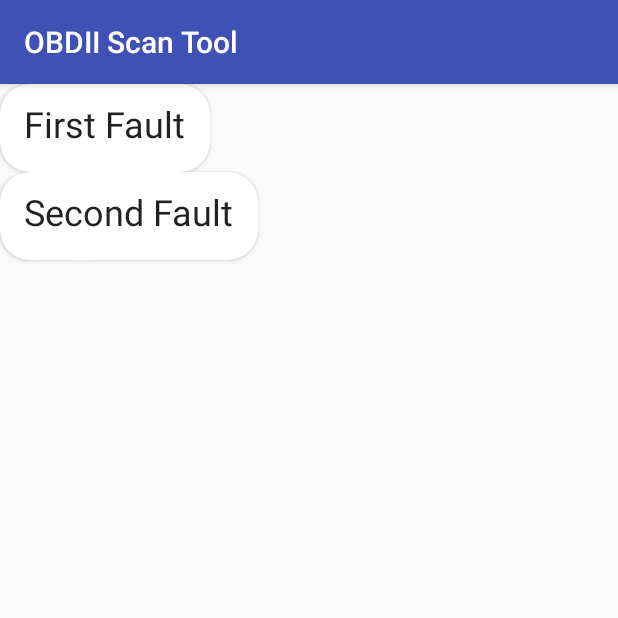
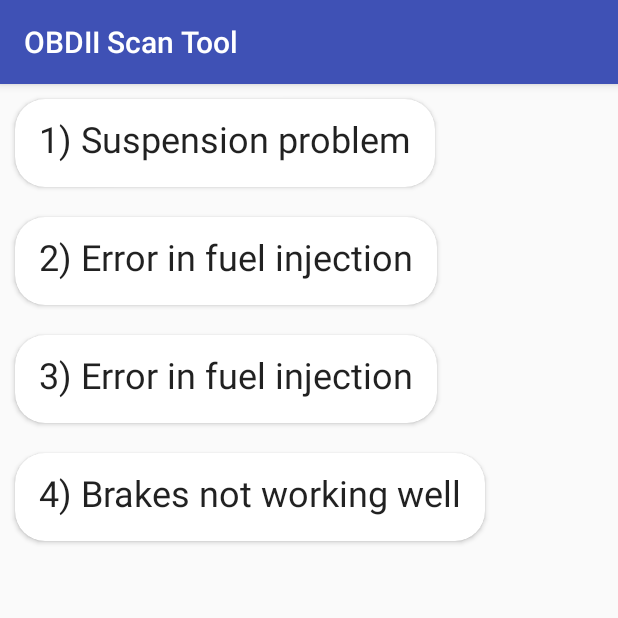
Before and after one commit to tarekMohamedIT/OBDIIScanTool, an Android app: the FaultCodes screen opened directly, with no data from a screen before it, on a phone screen of 412 x 824 dp, the top half of it. Run offline under Robolectric (Android 15) with nearby library versions, the phone set to English and light mode, and no system bars.

Commit message:
first commit

```diff
--- a/app/build.gradle
+++ b/app/build.gradle
@@ -36,4 +36,6 @@ dependencies {
     implementation 'com.android.support:cardview-v7:26.1.0'
     implementation 'com.android.support:recyclerview-v7:26.1.0'
     implementation 'com.android.support:design:26.1.0'
+
+    implementation 'org.greenrobot:eventbus:3.1.1'
 }
--- a/app/src/main/AndroidManifest.xml
+++ b/app/src/main/AndroidManifest.xml
@@ -36,6 +36,12 @@
                 android:name="android.support.PARENT_ACTIVITY"
                 android:value=".MainActivity" />
         </activity>
+        <activity android:name=".TripActivity">
+            <meta-data
+                android:name="android.support.PARENT_ACTIVITY"
+                android:value=".MainActivity" />
+        </activity>
+        <activity android:name=".TripEndActivity"></activity>
     </application>
 
 </manifest>
--- a/app/src/main/java/adapters/BluetoothAdapter.java
+++ b/app/src/main/java/adapters/BluetoothAdapter.java
@@ -2,7 +2,6 @@ package adapters;
 
 import android.content.Context;
 import android.support.v7.widget.RecyclerView;
-import android.util.Log;
 import android.view.LayoutInflater;
 import android.view.View;
 import android.view.ViewGroup;
@@ -11,7 +10,7 @@ import android.widget.TextView;
 import com.r3tr0.obdiiscantool.R;
 
 import java.util.ArrayList;
-import java.util.List;
+import java.util.Collection;
 
 /**
  * Created by tarek on 3/13/18.
@@ -19,12 +18,36 @@ import java.util.List;
 
 public class BluetoothAdapter extends RecyclerView.Adapter<BluetoothAdapter.BluetoothViewHolder> {
 
-    Context context;
-    ArrayList<String> strings;
+    private Context context;
+    private ArrayList<String> strings;
+    private OnItemClickListener onItemClickListener;
 
     public BluetoothAdapter(Context context, ArrayList<String> strings) {
         this.context = context;
         this.strings = strings;
+    }
+
+    public void setOnItemClickListener(OnItemClickListener onItemClickListener) {
+        this.onItemClickListener = onItemClickListener;
+    }
+
+    public void add(String string) {
+        strings.add(string);
+        notifyItemInserted(getItemCount() - 1);
+    }
+
+    public void addAll(Collection<String> strings) {
+        this.strings.addAll(strings);
+        notifyDataSetChanged();
+    }
+
+    public void remove(int position) {
+        this.strings.remove(position);
+        notifyItemRemoved(position);
+    }
+
+    public String getItem(int position) {
+        return this.strings.get(position);
     }
 
     @Override
@@ -35,13 +58,26 @@ public class BluetoothAdapter extends RecyclerView.Adapter<BluetoothAdapter.Blue
 
     @Override
     public void onBindViewHolder(BluetoothViewHolder holder, int position) {
-        Log.e("test", strings.get(position));
+        final int pos = position;
         holder.textView.setText(strings.get(position));
+        if (onItemClickListener != null) {
+            holder.itemView.setOnClickListener(new View.OnClickListener() {
+
+                @Override
+                public void onClick(View view) {
+                    onItemClickListener.onClick(pos, view);
+                }
+            });
+        }
     }
 
     @Override
     public int getItemCount() {
         return strings.size();
+    }
+
+    public interface OnItemClickListener {
+        public void onClick(int position, View view);
     }
 
     public class BluetoothViewHolder extends RecyclerView.ViewHolder{
--- a/app/src/main/java/com/r3tr0/obdiiscantool/FaultCodes.java
+++ b/app/src/main/java/com/r3tr0/obdiiscantool/FaultCodes.java
@@ -1,9 +1,11 @@
 package com.r3tr0.obdiiscantool;
 
+import android.os.Bundle;
 import android.support.v7.app.AppCompatActivity;
-import android.os.Bundle;
 import android.support.v7.widget.LinearLayoutManager;
 import android.support.v7.widget.RecyclerView;
+import android.view.View;
+import android.widget.Toast;
 
 import java.util.ArrayList;
 
@@ -17,12 +19,26 @@ public class FaultCodes extends AppCompatActivity {
         setContentView(R.layout.activity_fault_codes);
         RecyclerView recyclerView =findViewById(R.id.faultcodes);
         ArrayList arrayList =new ArrayList<String>();
-        arrayList.add("First Fault");
-        arrayList.add("Second Fault");
+        arrayList.add("1) Suspension problem");
+        arrayList.add("2) Error in fuel injection");
+        arrayList.add("3) Error in fuel injection");
+        arrayList.add("4) Brakes not working well");
         BluetoothAdapter Badapter =new BluetoothAdapter(this,arrayList);
+
+        Badapter.setOnItemClickListener(new BluetoothAdapter.OnItemClickListener() {
+            @Override
+            public void onClick(int position, View view) {
+                Toast.makeText(FaultCodes.this, "testing message", Toast.LENGTH_SHORT).show();
+            }
+        });
+
         recyclerView.setLayoutManager(new LinearLayoutManager(this, LinearLayoutManager.VERTICAL, false));
         recyclerView.setAdapter(Badapter);
+    }
 
 
+    @Override
+    protected void onDestroy() {
+        super.onDestroy();
     }
 }
--- a/app/src/main/res/layout/bluetooth_device_card.xml
+++ b/app/src/main/res/layout/bluetooth_device_card.xml
@@ -4,6 +4,8 @@
     android:id="@+id/BluetoothDeviceCardView"
     android:layout_width="wrap_content"
     android:layout_height="wrap_content"
+    android:layout_margin="10dp"
+    android:padding="10dp"
     app:cardCornerRadius="20dp">
 
     <LinearLayout
```
Also changed, not shown: app/src/main/java/adapters/BluetoothDevicesAdapter.java (+4 -5 lines), app/src/main/java/adapters/GeneralInformationAdapter.java (+1 -8 lines), app/src/main/java/com/r3tr0/obdiiscantool/BluetoothActivity.java (+7 -9 lines), app/src/main/java/com/r3tr0/obdiiscantool/GeneralInformation.java (+4 -4 lines), app/src/main/java/com/r3tr0/obdiiscantool/MainActivity.java (+6 -11 lines), app/src/main/java/com/r3tr0/obdiiscantool/TripActivity.java (added, +29 -0 lines), app/src/main/java/com/r3tr0/obdiiscantool/TripEndActivity.java (added, +14 -0 lines), app/src/main/res/layout/activity_trip.xml (added, +36 -0 lines), app/src/main/res/layout/activity_trip_end.xml (added, +43 -0 lines), app/src/main/res/drawable/map_test.jpg (added).
